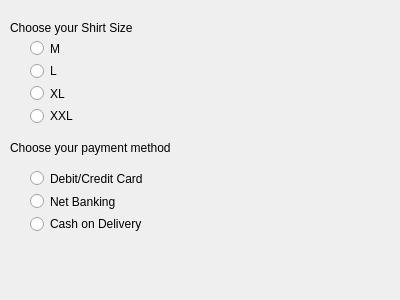
Old version of the form PySide2_GUI_Cookbook/02.RadioButton/ShirtSizePayment.ui in the repository Jasper-Li/Books-Notes.
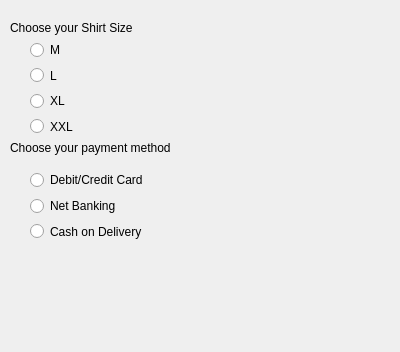
New version of the form.

Commit message: change size of labelSelected

The edit to the form file:
```diff
--- a/PySide2_GUI_Cookbook/02.RadioButton/ShirtSizePayment.ui
+++ b/PySide2_GUI_Cookbook/02.RadioButton/ShirtSizePayment.ui
@@ -7,7 +7,7 @@
     <x>0</x>
     <y>0</y>
     <width>400</width>
-    <height>300</height>
+    <height>352</height>
    </rect>
   </property>
   <property name="windowTitle">
@@ -42,23 +42,23 @@
   <widget class="QLabel" name="labelSelected">
    <property name="geometry">
     <rect>
-     <x>10</x>
+     <x>20</x>
      <y>260</y>
-     <width>361</width>
-     <height>16</height>
+     <width>351</width>
+     <height>51</height>
     </rect>
    </property>
    <property name="text">
     <string/>
    </property>
   </widget>
-  <widget class="QWidget" name="">
+  <widget class="QWidget" name="layoutWidget">
    <property name="geometry">
     <rect>
      <x>30</x>
      <y>40</y>
-     <width>43</width>
-     <height>84</height>
+     <width>53</width>
+     <height>96</height>
     </rect>
    </property>
    <layout class="QVBoxLayout" name="verticalLayoutSize">
@@ -92,13 +92,13 @@
     </item>
    </layout>
   </widget>
-  <widget class="QWidget" name="">
+  <widget class="QWidget" name="layoutWidget1">
    <property name="geometry">
     <rect>
      <x>30</x>
      <y>170</y>
-     <width>127</width>
-     <height>62</height>
+     <width>165</width>
+     <height>71</height>
     </rect>
    </property>
    <layout class="QVBoxLayout" name="verticalLayoutPayment">
```
The commit also changes 2 other files.
